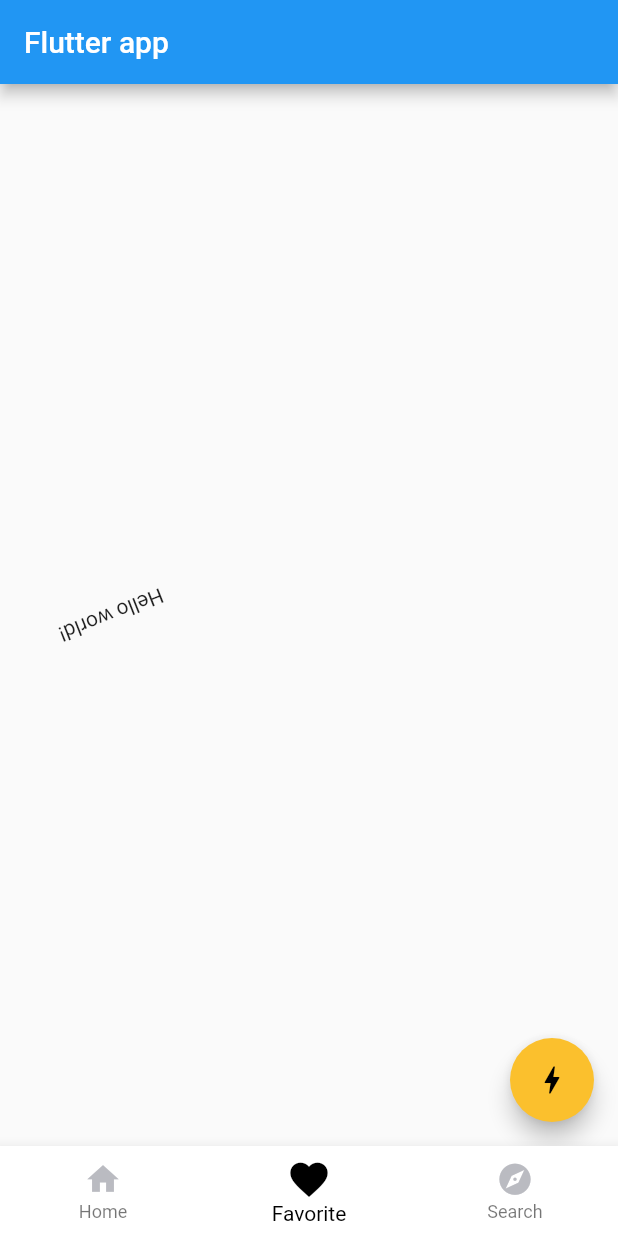
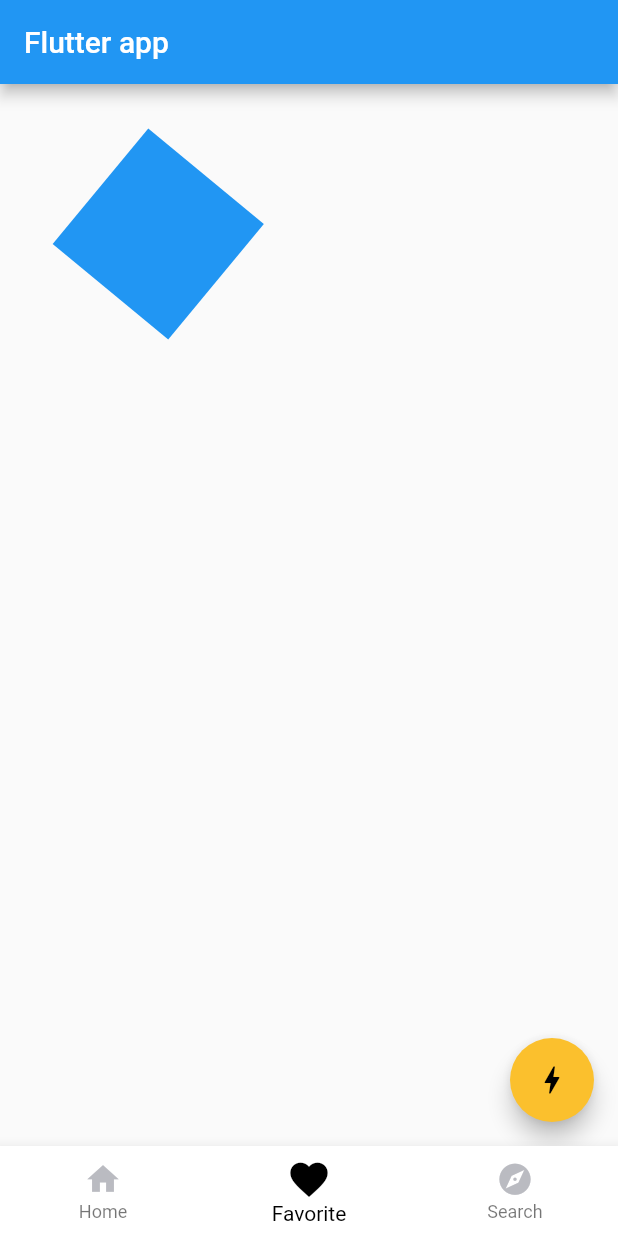
Before and after one commit to Taiyou3014/spajam2023, a Flutter app: the screen it shows after launch, item 2 of the bottom bar chosen, on a phone screen of 412 x 824 dp. Run offline on Flutter 3.47's test engine with Material 2 defaults, Android fonts, the phone set to English and light mode, and no system bars.

Commit message:
[fix] float_animation

```diff
--- a/lib/float_animation.dart
+++ b/lib/float_animation.dart
@@ -11,10 +11,10 @@ class MyHomePage extends StatefulWidget {
 class _MyHomePageState extends State<MyHomePage>
     with SingleTickerProviderStateMixin {
   late AnimationController controller;
-  late Tween<Alignment> alignmentTween; // <<< 1つ目のアニメーションのTween 横の動き
+  late Tween<double> positionedTween;
   late Tween<double> rotateTween; // <<< 2つ目のアニメーションのTween
-  late Animation<Alignment> alignmentAnimation; // <<< １つ目のアニメーション
   late Animation<double> rotateAnimation; // <<< 2つ目のアニメーション
+  late Animation<double> positionedAnimation;
 
   var x = 0;
   var y = 0;
@@ -30,12 +30,10 @@ class _MyHomePageState extends State<MyHomePage>
         controller.forward();
       }
     });
-    alignmentTween = Tween(
-        begin: Alignment.centerLeft,
-        end: Alignment.centerRight); // <<< 位置のアニメーションの始点と終点を定義
-    rotateTween = Tween(begin: 0, end: 8 * pi); // <<< 回転のアニメーションの始点と終点を定義
-    alignmentAnimation = controller.drive(alignmentTween); // <<< 位置のアニメーションを生成
+    rotateTween = Tween(begin: 0, end: 2 * pi); // <<< 回転のアニメーションの始点と終点を定義
+    positionedTween = Tween(begin: 0.0, end: 50.0);
     rotateAnimation = controller.drive(rotateTween); // <<< 回転のアニメーションを生成
+    positionedAnimation = controller.drive(positionedTween);
     super.initState();
     controller.forward();
   }
@@ -55,12 +53,19 @@ class _MyHomePageState extends State<MyHomePage>
       body: AnimatedBuilder(
         animation: controller,
         builder: (context, _) {
-          return Align(
-            alignment: alignmentAnimation.value, // <<< 位置のアニメーション変化を適用
-            child: Transform.rotate(
-              angle: rotateAnimation.value, // <<< 回転のアニメーション変化を適用
-              child: Text('Hello world!'),
-            ),
+          return Stack(
+            children: <Widget>[
+              Positioned(
+                top: 50.0,
+                left: 50.0 + positionedAnimation.value,
+                width: 100.0,
+                height: 100.0,
+                child: Transform.rotate(
+                  angle: rotateAnimation.value, // <<< 回転のアニメーション変化を適用
+                  child: Container(height: 100, width: 100, color: Colors.blue),
+                ),
+              )
+            ],
           );
         },
       ),
```
